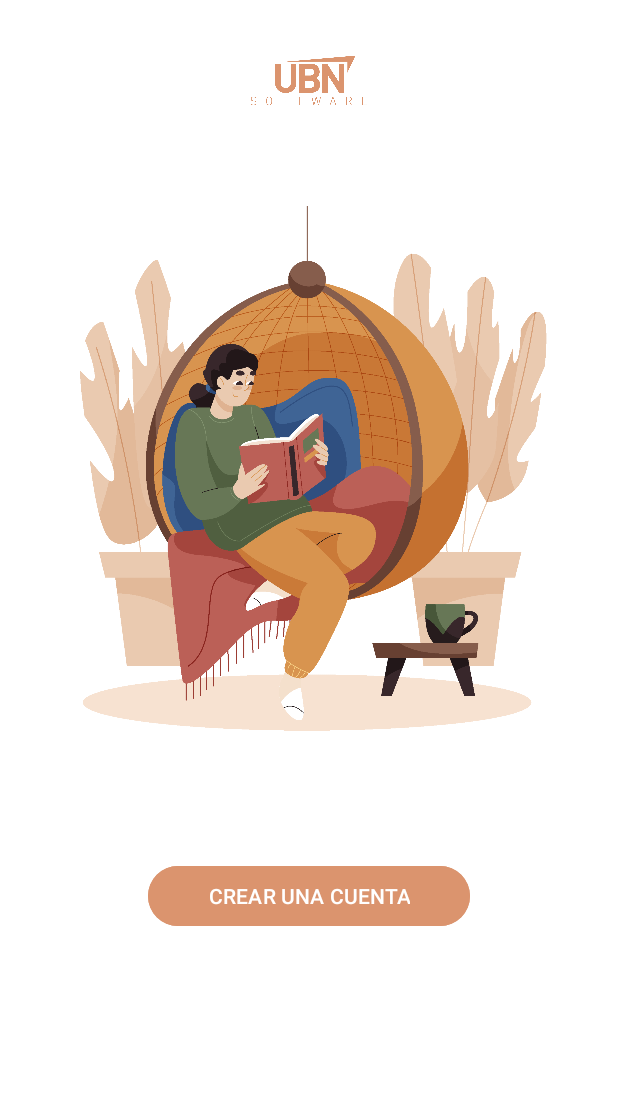
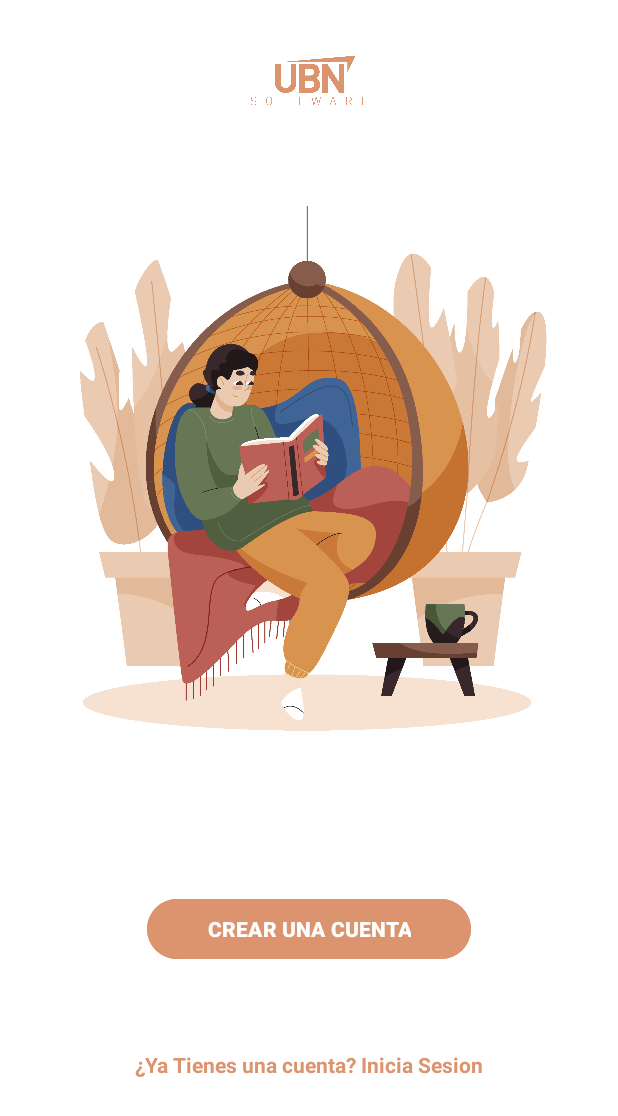
Before and after one commit to urbanpma/LibrosPanama, an Android app: the screen it shows after launch (MainActivity), on a phone screen of 412 x 824 dp. Shown: the top 1116 px of the screen. Run offline under Robolectric (Android 15) with nearby library versions, the phone set to English and light mode, and no system bars.

Commit message:
Main Activity Fixes

```diff
--- a/app/src/main/res/layout/activity_main.xml
+++ b/app/src/main/res/layout/activity_main.xml
@@ -32,12 +32,30 @@
         android:id="@+id/button3"
         android:layout_width="wrap_content"
         android:layout_height="wrap_content"
-        android:layout_marginTop="64dp"
-        android:text="CREAR UNA CUENTA"
+        android:layout_marginTop="86dp"
+        android:backgroundTint="#DB946E"
         android:paddingLeft="40dp"
         android:paddingRight="40dp"
-        android:backgroundTint="#DB946E"
+        android:text="CREAR UNA CUENTA"
+        android:textColor="@color/white"
+        android:textStyle="bold"
         app:layout_constraintEnd_toEndOf="parent"
         app:layout_constraintStart_toStartOf="parent"
         app:layout_constraintTop_toBottomOf="@+id/imageView3" />
+
+    <TextView
+        android:id="@+id/textView2"
+        android:layout_width="wrap_content"
+        android:layout_height="wrap_content"
+        android:layout_marginTop="16dp"
+        android:layout_marginBottom="64dp"
+        android:contextClickable="true"
+        android:text="¿Ya Tienes una cuenta? Inicia Sesion"
+        android:textColor="#DB946E"
+        android:textSize="14dp"
+        android:textStyle="bold"
+        app:layout_constraintBottom_toBottomOf="parent"
+        app:layout_constraintEnd_toEndOf="parent"
+        app:layout_constraintStart_toStartOf="parent"
+        app:layout_constraintTop_toBottomOf="@+id/button3" />
 </androidx.constraintlayout.widget.ConstraintLayout>
--- a/app/src/main/res/values-night/themes.xml
+++ b/app/src/main/res/values-night/themes.xml
@@ -2,7 +2,8 @@
     <!-- Base application theme. -->
     <style name="Base.Theme.LibrosPanama" parent="Theme.Material3.DayNight.NoActionBar">
         <!-- Customize your dark theme here. -->
-        <!-- <item name="colorPrimary">@color/my_dark_primary</item> -->
+        <item name="colorPrimary">@color/white</item>
+        <item name="android:navigationBarColor">@color/white</item>
     </style>
 
     <style name="SplashTheme" parent="Theme.AppCompat.Light.NoActionBar">
--- a/app/src/main/res/values/themes.xml
+++ b/app/src/main/res/values/themes.xml
@@ -2,7 +2,8 @@
     <!-- Base application theme. -->
     <style name="Base.Theme.LibrosPanama" parent="Theme.Material3.DayNight.NoActionBar">
         <!-- Customize your light theme here. -->
-        <!-- <item name="colorPrimary">@color/my_light_primary</item> -->
+        <item name="colorPrimary">@color/white</item>
+        <item name="android:navigationBarColor">@color/white</item>
     </style>
 
     <style name="Theme.LibrosPanama" parent="Base.Theme.LibrosPanama" />
```
